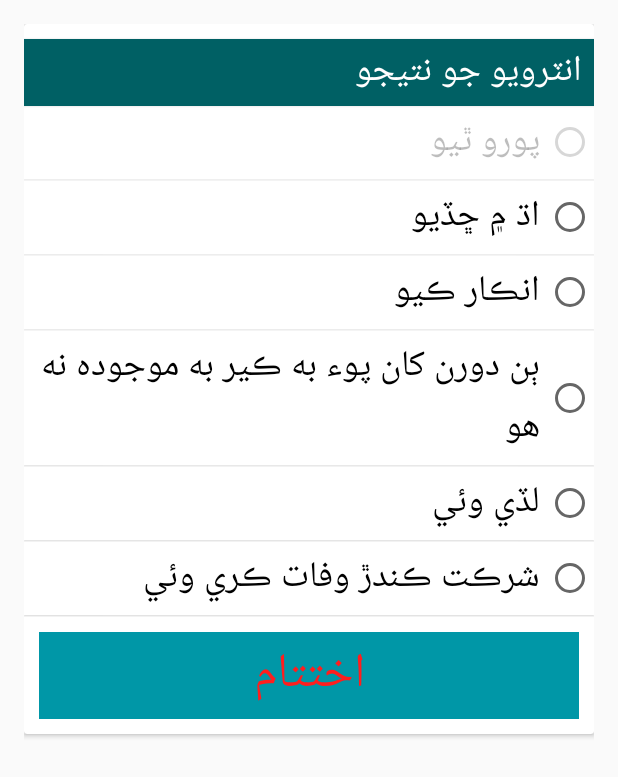
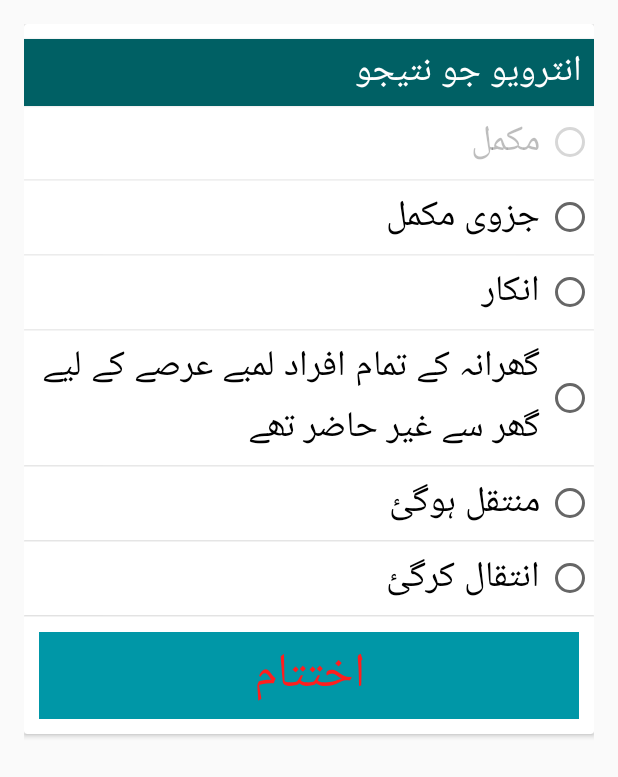
Before and after one commit to AliAzaz/WFP-FollowUPs, an Android app: the EndingActivity screen opened directly, with no data from a screen before it, on a phone screen of 412 x 824 dp. Shown: the top 777 px of the screen. Run offline under Robolectric (Android 15) with nearby library versions, the phone set to English and light mode, and no system bars; our stand-ins replace ButterKnife; Roboto replaces fonts that are not available here; 2 statements that could not run were skipped.

Commit message:
minor fix

```diff
--- a/app/src/main/res/values/strings.xml
+++ b/app/src/main/res/values/strings.xml
@@ -38,10 +38,10 @@
     <string name="male"> مرد </string>
     <string name="female"> عورت </string>
     <string name="year"> سال </string>
-    <string name="month"> مهينو </string>
-    <string name="day"> ڏينهن </string>
-    <string name="weeks"> هفتا </string>
-    <string name="hours"> ڪلاڪ </string>
+    <string name="month"> مہینہ </string>
+    <string name="day"> دن </string>
+    <string name="weeks"> ہفتہ </string>
+    <string name="hours"> کلاک </string>
     <string name="times"> تعداد </string>
     <string name="gl"> g/dL </string>
     <string name="not_applicable">Not Applicable</string>
@@ -62,13 +62,13 @@
     <string name="mp08a007"> مڪمل پتو </string>
     <string name="mp08a013"> زباني رضامندي </string>
     <string name="mp08a014"> انٽرويو جو نتيجو </string>
-    <string name="mp08a01401"> پورو ٿيو </string>
-    <string name="mp08a01402"> اڌ ۾ ڇڏيو </string>
-    <string name="mp08a01403"> انڪار ڪيو </string>
-    <string name="mp08a01404"> ٻن دورن کان پوء به ڪير به موجوده نه هو </string>
-    <string name="mp08a01405"> لڏي وئي </string>
+    <string name="mp08a01401"> مکمل</string>
+    <string name="mp08a01402">  جزوی مکمل </string>
+    <string name="mp08a01403"> انکار </string>
+    <string name="mp08a01404"> گھرانہ کے تمام افراد لمبے عرصے کے لیے گھر سے غیر حاضر تھے </string>
+    <string name="mp08a01405"> منتقل ہوگئ </string>
     <string name="mp08a01406">Ultrasound not done </string>
-    <string name="mp08a01407">شرڪت ڪندڙ وفات ڪري وئي  </string>
+    <string name="mp08a01407">انتقال کرگئ  </string>
 
     <string name="none"> کوئی بھی نہیں </string>
     <string name="pfaheading"> شناخت </string>
```
Also changed, not shown: 1 other file.
